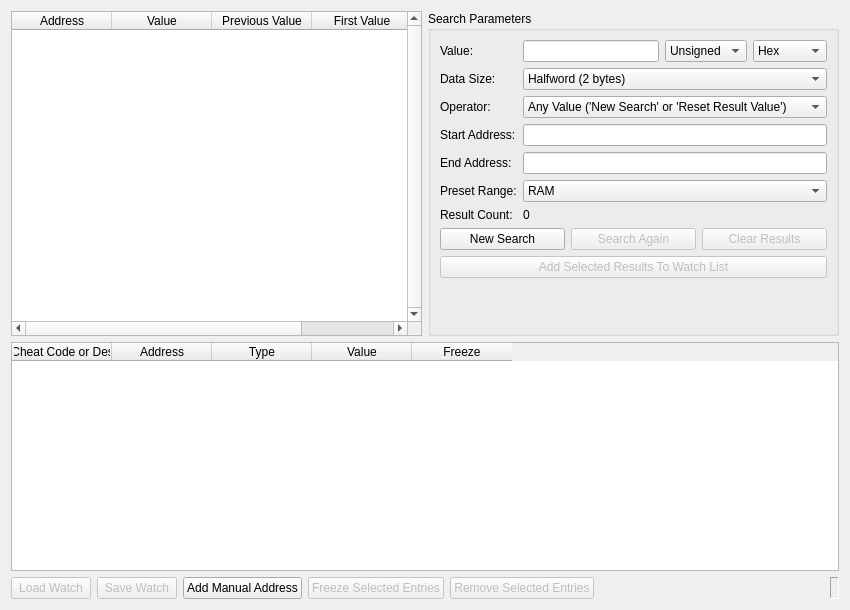
Old version of the form src/duckstation-qt/memoryscannerwindow.ui in the repository kofxi3584karlayang/duckstation.
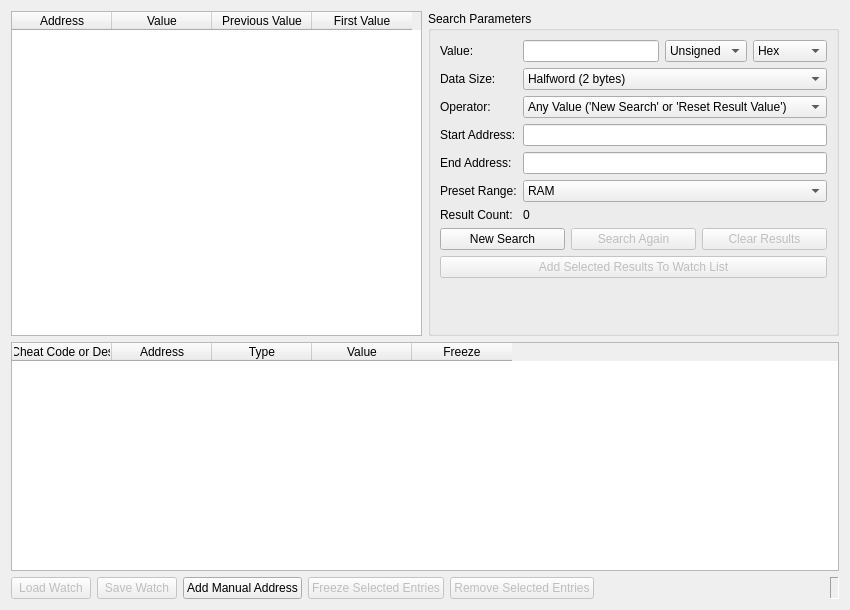
New version of the form. Icons and pictures are not drawn.

Diff of the .ui file:
```diff
--- a/src/duckstation-qt/memoryscannerwindow.ui
+++ b/src/duckstation-qt/memoryscannerwindow.ui
@@ -41,9 +41,6 @@
      <attribute name="verticalHeaderVisible">
       <bool>false</bool>
      </attribute>
-     <property name="verticalScrollBarPolicy">
-      <enum>Qt::ScrollBarPolicy::ScrollBarAlwaysOn</enum>
-     </property>
      <column>
       <property name="text">
        <string>Address</string>
```
